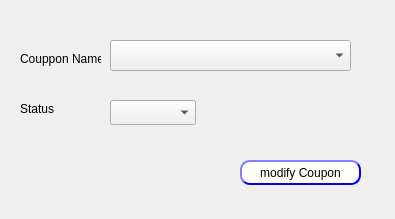
Above: presentation/coupon_ui/stoppedCoupon.ui from shymaa123456/HyperPOS2020 before the change. Below: the same form after it.
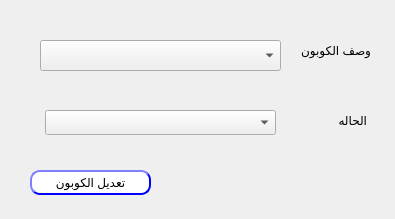
That is the form after the change.

Commit message: fawzy notes coupon modules

```diff
--- a/presentation/coupon_ui/stoppedCoupon.ui
+++ b/presentation/coupon_ui/stoppedCoupon.ui
@@ -16,22 +16,22 @@
   <widget class="QLabel" name="label_2">
    <property name="geometry">
     <rect>
-     <x>20</x>
-     <y>100</y>
+     <x>300</x>
+     <y>110</y>
      <width>67</width>
-     <height>17</height>
+     <height>21</height>
     </rect>
    </property>
    <property name="text">
-    <string>Status</string>
+    <string>الحاله</string>
    </property>
   </widget>
   <widget class="QComboBox" name="CMB_CouponStatus">
    <property name="geometry">
     <rect>
-     <x>110</x>
-     <y>100</y>
-     <width>86</width>
+     <x>45</x>
+     <y>110</y>
+     <width>231</width>
      <height>25</height>
     </rect>
    </property>
@@ -39,8 +39,8 @@
   <widget class="QPushButton" name="BTN_modifyCoupon">
    <property name="geometry">
     <rect>
-     <x>240</x>
-     <y>160</y>
+     <x>30</x>
+     <y>170</y>
      <width>121</width>
      <height>25</height>
     </rect>
@@ -70,13 +70,13 @@
                                     </string>
    </property>
    <property name="text">
-    <string>modify Coupon</string>
+    <string>تعديل الكوبون</string>
    </property>
   </widget>
   <widget class="QComboBox" name="CMB_CouponDes">
    <property name="geometry">
     <rect>
-     <x>110</x>
+     <x>40</x>
      <y>40</y>
      <width>241</width>
      <height>31</height>
@@ -86,14 +86,14 @@
   <widget class="QLabel" name="label_3">
    <property name="geometry">
     <rect>
-     <x>20</x>
-     <y>50</y>
+     <x>290</x>
+     <y>40</y>
      <width>81</width>
-     <height>17</height>
+     <height>21</height>
     </rect>
    </property>
    <property name="text">
-    <string>Couppon Name</string>
+    <string>وصف الكوبون</string>
    </property>
   </widget>
  </widget>
```
The commit also changes 6 other files.
